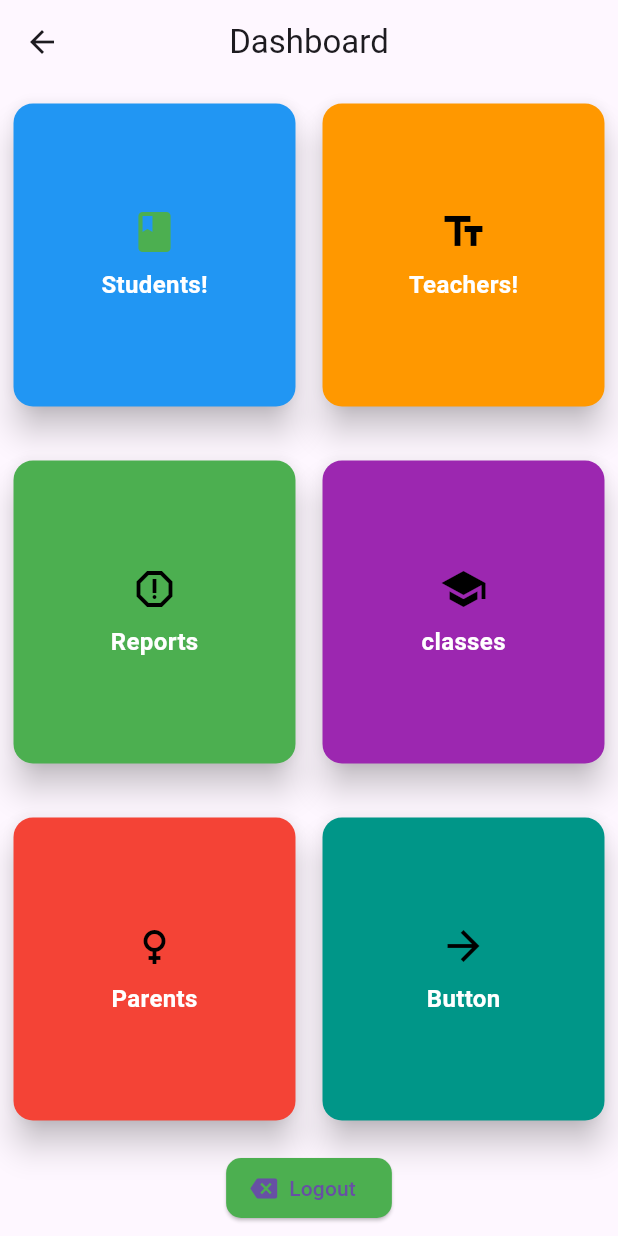
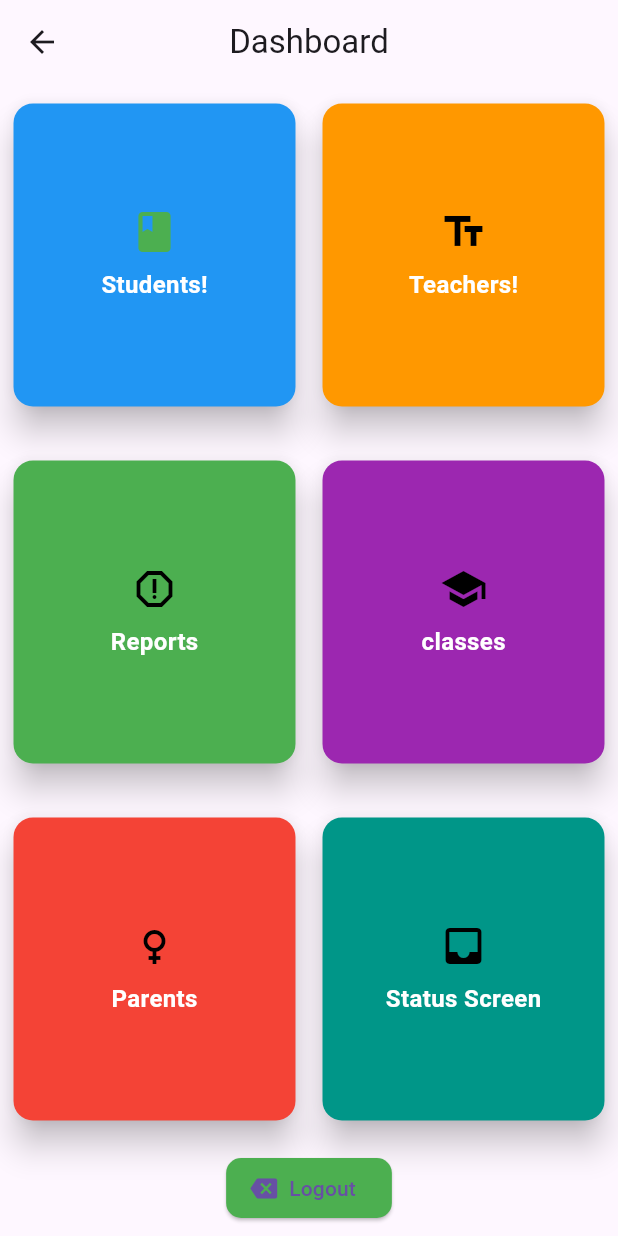
Before and after one commit to Abbaz17/school_management_system, a Flutter app: the Dashboard screen opened directly, on a phone screen of 412 x 824 dp. Run offline on Flutter 3.47's test engine with Material 3 defaults, Android fonts, the phone set to English and light mode, and no system bars.

Commit message:
added status Screen

```diff
--- a/lib/main.dart
+++ b/lib/main.dart
@@ -20,7 +20,7 @@ class MyApp extends StatelessWidget {
       theme: ThemeData(
         primaryColor: Color(0xff3498db)
       ),
-      home: Dashboard()
+      home: LoginScreen()
     );
   }
 }
--- a/lib/screens/dashboard.dart
+++ b/lib/screens/dashboard.dart
@@ -101,10 +101,12 @@ class Dashboard extends StatelessWidget {
                 ),
                 Expanded(
                   child: CardBtn(
+                    title: "Status Screen",
+                    iconData: Icons.inbox,
                     backgroundColor: Colors.teal,
                     textColor: Colors.white,
                     onPressed: () {
-                      // Add your onPressed logic here
+                      Navigator.push(context, MaterialPageRoute(builder: (_)=>StatusScreen())) ;
                     },
                   ),
                 ),
--- a/lib/screens/screens.dart
+++ b/lib/screens/screens.dart
@@ -8,3 +8,5 @@ export 'teachers_screen.dart';
 export 'teacher_list.dart';
 export 'report_screen.dart';
 export 'teacher_report.dart';
+export 'student_report.dart';
+export 'status_Screen.dart';
--- a/lib/screens/students_screen.dart
+++ b/lib/screens/students_screen.dart
@@ -16,11 +16,11 @@ class StudentsScreen extends StatelessWidget {
           centerTitle: true,
         ),
         body: Row(
+          mainAxisAlignment: MainAxisAlignment.spaceEvenly,
           children: [
             Container(
               width: 200,
               height: 200,
-              margin: EdgeInsets.only(left: 40),
               child: CardBtn(
                 onPressed: () {
                   Navigator.push(context, MaterialPageRoute(builder: (_)=>StudentRegistration()));
--- a/lib/widgets/widgets.dart
+++ b/lib/widgets/widgets.dart
@@ -1 +1,2 @@
 export 'card_btn.dart';
+export 'card_status.dart';
```
Also changed, not shown: pubspec.yaml (+4 -4 lines).
